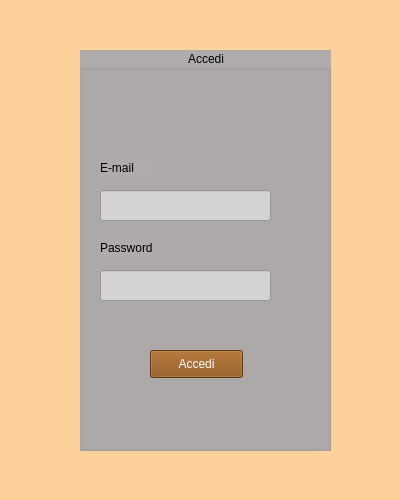
ManuelMarrone/GestioneBowling, file Login/view/login.ui: the form before one commit.
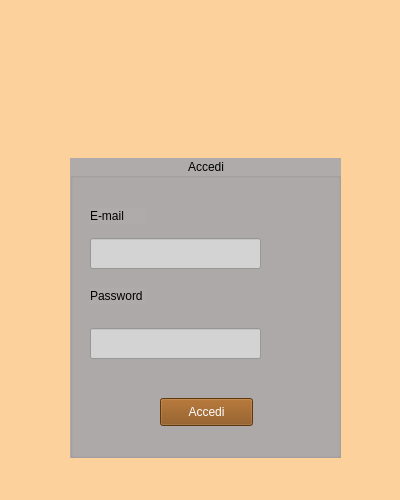
The form after the commit. Icons and pictures are not drawn.

The edit to the form file:
```diff
--- a/Login/view/login.ui
+++ b/Login/view/login.ui
@@ -34,15 +34,90 @@
   <widget class="QWidget" name="verticalLayoutWidget">
    <property name="geometry">
     <rect>
-     <x>80</x>
-     <y>50</y>
-     <width>251</width>
-     <height>401</height>
+     <x>70</x>
+     <y>10</y>
+     <width>271</width>
+     <height>481</height>
     </rect>
    </property>
+   <layout class="QVBoxLayout" name="verticalLayout_2">
+    <item>
+     <layout class="QHBoxLayout" name="horizontalLayout_2">
+      <item>
+       <spacer name="horizontalSpacer">
+        <property name="orientation">
+         <enum>Qt::Horizontal</enum>
+        </property>
+        <property name="sizeType">
+         <enum>QSizePolicy::Expanding</enum>
+        </property>
+        <property name="sizeHint" stdset="0">
+         <size>
+          <width>40</width>
+          <height>20</height>
+         </size>
+        </property>
+       </spacer>
+      </item>
+      <item>
+       <widget class="QLabel" name="label_3">
+        <property name="minimumSize">
+         <size>
+          <width>120</width>
+          <height>120</height>
+         </size>
+        </property>
+        <property name="maximumSize">
+         <size>
+          <width>120</width>
+          <height>120</height>
+         </size>
+        </property>
+        <property name="text">
+         <string/>
+        </property>
+        <property name="pixmap">
+         <pixmap>../../../../Logo_bowling.png</pixmap>
+        </property>
+        <property name="scaledContents">
+         <bool>true</bool>
+        </property>
+       </widget>
+      </item>
+      <item>
+       <spacer name="horizontalSpacer_2">
+        <property name="orientation">
+         <enum>Qt::Horizontal</enum>
+        </property>
+        <property name="sizeType">
+         <enum>QSizePolicy::Expanding</enum>
+        </property>
+        <property name="sizeHint" stdset="0">
+         <size>
+          <width>40</width>
+          <height>20</height>
+         </size>
+        </property>
+       </spacer>
+      </item>
+     </layout>
+    </item>
+    <item>
    <layout class="QVBoxLayout" name="verticalLayout">
     <item>
      <widget class="QGroupBox" name="GPAccesso">
+        <property name="minimumSize">
+         <size>
+          <width>0</width>
+          <height>300</height>
+         </size>
+        </property>
+        <property name="maximumSize">
+         <size>
+          <width>297</width>
+          <height>300</height>
+         </size>
+        </property>
       <property name="styleSheet">
        <string notr="true">background-color: #b0abab</string>
       </property>
@@ -62,7 +137,7 @@
        <property name="geometry">
         <rect>
          <x>20</x>
-         <y>110</y>
+           <y>50</y>
          <width>55</width>
          <height>16</height>
         </rect>
@@ -75,7 +150,7 @@
        <property name="geometry">
         <rect>
          <x>20</x>
-         <y>190</y>
+           <y>130</y>
          <width>55</width>
          <height>16</height>
         </rect>
@@ -87,8 +162,8 @@
       <widget class="QPushButton" name="loginButton">
        <property name="geometry">
         <rect>
-         <x>70</x>
-         <y>300</y>
+           <x>90</x>
+           <y>240</y>
          <width>93</width>
          <height>28</height>
         </rect>
@@ -104,7 +179,7 @@
        <property name="geometry">
         <rect>
          <x>20</x>
-         <y>140</y>
+           <y>80</y>
          <width>171</width>
          <height>31</height>
         </rect>
@@ -117,7 +192,7 @@
        <property name="geometry">
         <rect>
          <x>20</x>
-         <y>220</y>
+           <y>170</y>
          <width>171</width>
          <height>31</height>
         </rect>
@@ -127,6 +202,24 @@
        </property>
       </widget>
      </widget>
+      </item>
+     </layout>
+    </item>
+    <item>
+     <spacer name="verticalSpacer_2">
+      <property name="orientation">
+       <enum>Qt::Vertical</enum>
+      </property>
+      <property name="sizeType">
+       <enum>QSizePolicy::Fixed</enum>
+      </property>
+      <property name="sizeHint" stdset="0">
+       <size>
+        <width>20</width>
+        <height>20</height>
+       </size>
+      </property>
+     </spacer>
     </item>
    </layout>
   </widget>
```
Left out of the diff: 2 changed lines with no effect on the pictures. Lines whose indentation alone changed are shown as unchanged.
